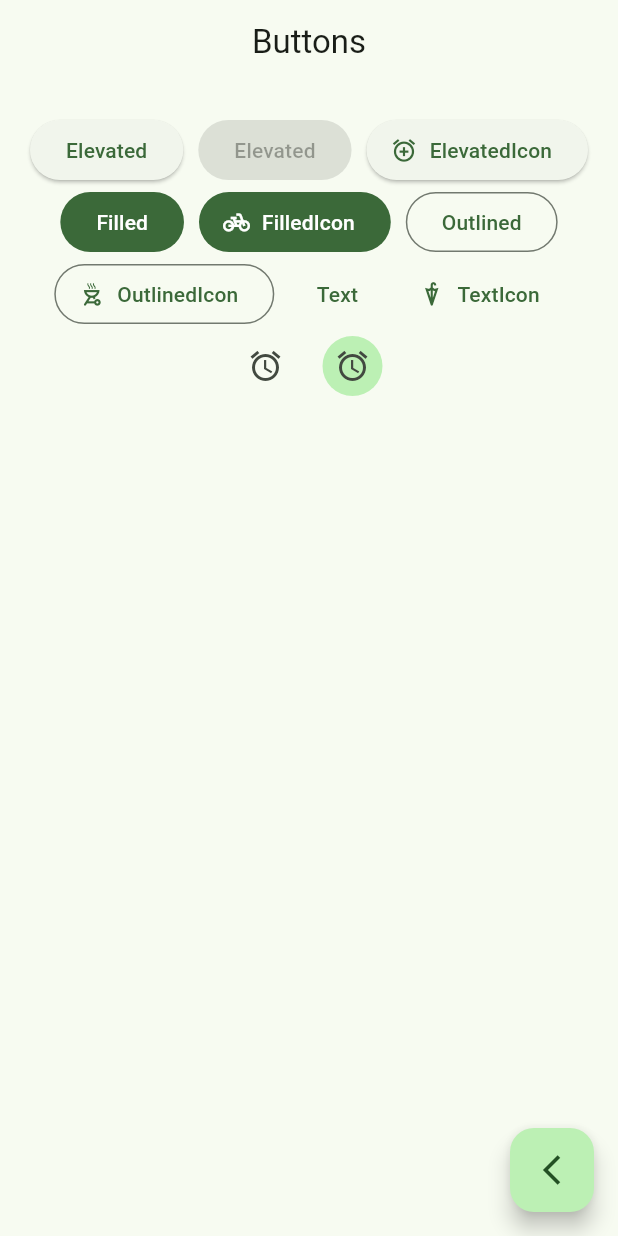
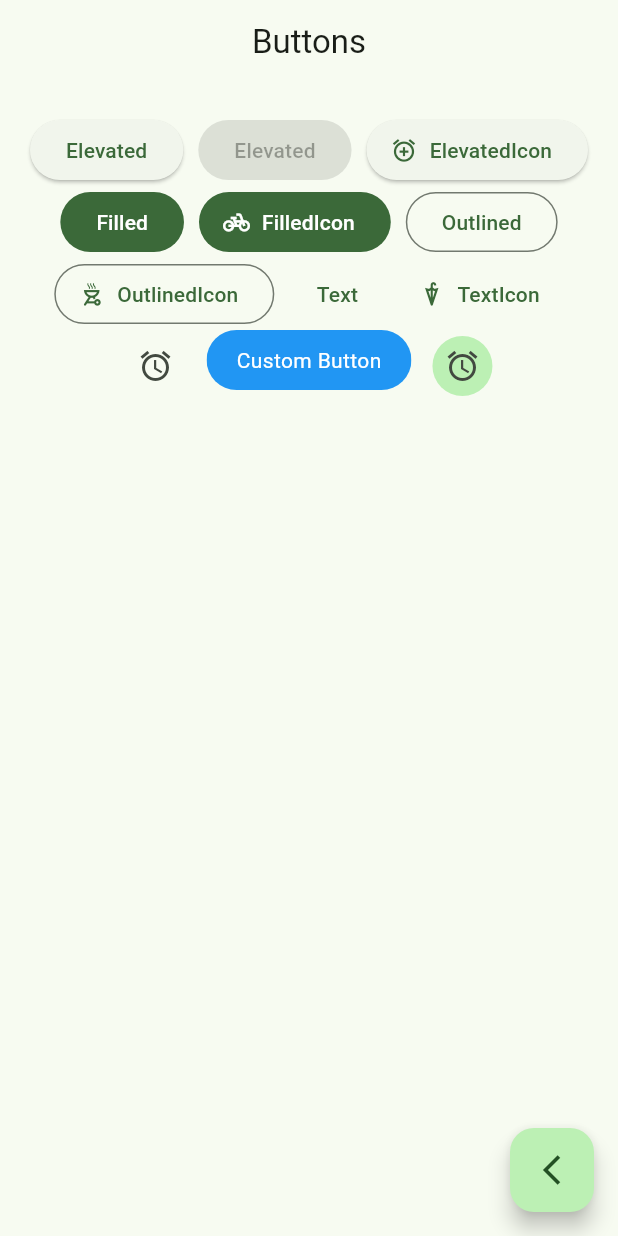
Before and after one commit to AlexisPucheta/widgetsApp, a Flutter app: the ButtonsScreen screen opened by its route, on a phone screen of 412 x 824 dp. Run offline on Flutter 3.47's test engine with Material 3 defaults, Android fonts, the phone set to English and light mode, and no system bars; our stand-ins replace go_router.

Commit message:
Add custom button widget to ButtonsScreen

```diff
--- a/lib/presentation/screens/buttons/buttons_screen.dart
+++ b/lib/presentation/screens/buttons/buttons_screen.dart
@@ -64,7 +64,7 @@ class _ButtonsView extends StatelessWidget {
               onPressed: () {},
               icon: const Icon(Icons.access_alarm_outlined),
             ),
-            //TODO Custom Button
+            const _CustomButton(),
             IconButton(
               onPressed: () {},
               icon: const Icon(Icons.access_alarm_outlined),
@@ -80,3 +80,25 @@ class _ButtonsView extends StatelessWidget {
     );
   }
 }
+
+class _CustomButton extends StatelessWidget {
+  const _CustomButton();
+
+  @override
+  Widget build(BuildContext context) {
+    return ClipRRect(
+      borderRadius: BorderRadius.circular(20),
+      child: Material(
+        color: Colors.blue,
+        child: InkWell(
+          onTap: () {},
+          splashColor: Colors.amber,
+          child: const Padding(
+            padding: EdgeInsets.symmetric(horizontal: 20, vertical: 10),
+            child: Text('Custom Button', style: TextStyle(color: Colors.white)),
+          ),
+        ),
+      ),
+    );
+  }
+}
```
